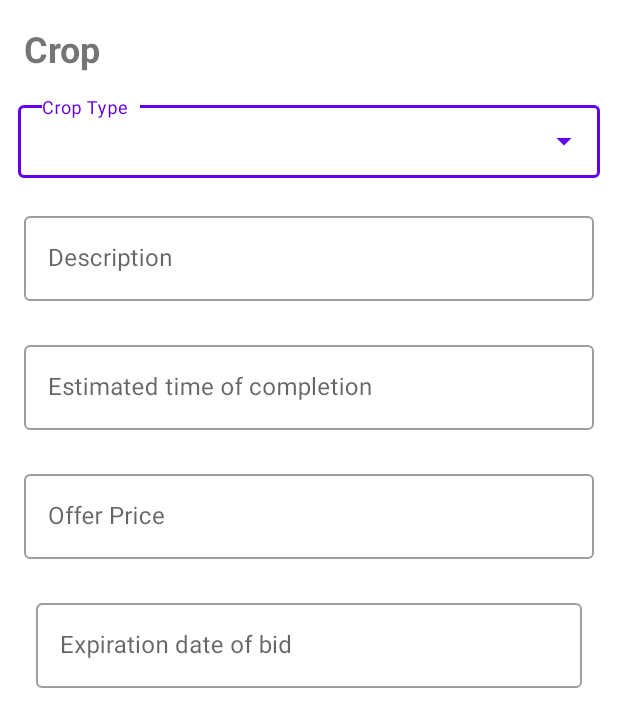
After one commit to Kavya-24/E-Mandi, an Android app: the layout layout_modify_supply.xml on its own in the app's theme, with its tools: preview values and no code run, on a phone screen of 412 x 824 dp. The commit adds this screen. Shown: the top 727 px of the screen. Run offline under Robolectric (Android 15) with nearby library versions, the phone set to English and light mode, and no system bars.

Commit message:
1. Modify stock

```diff
--- /dev/null
+++ b/app/src/main/res/layout/layout_modify_supply.xml
@@ -0,0 +1,117 @@
+<?xml version="1.0" encoding="utf-8"?>
+<ScrollView xmlns:android="http://schemas.android.com/apk/res/android"
+    xmlns:app="http://schemas.android.com/apk/res-auto"
+    android:layout_width="match_parent"
+    android:layout_height="match_parent">
+
+    <androidx.constraintlayout.widget.ConstraintLayout
+        android:layout_width="match_parent"
+        android:layout_height="wrap_content">
+
+        <TextView
+            android:id="@+id/tilWhichCrop"
+            android:layout_width="match_parent"
+            android:layout_height="wrap_content"
+            android:layout_margin="@dimen/space"
+            android:padding="@dimen/space"
+            android:text="@string/crop"
+            android:textSize="24sp"
+            android:textStyle="bold"
+            app:layout_constraintTop_toTopOf="parent" />
+
+        <com.google.android.material.textfield.TextInputLayout
+
+            android:id="@+id/tilCropType"
+            style="@style/styleTIL"
+            android:hint="@string/crop_type"
+            app:layout_constraintStart_toStartOf="parent"
+            app:layout_constraintTop_toBottomOf="@id/tilWhichCrop">
+
+
+            <AutoCompleteTextView
+                android:id="@+id/actv_crop_type"
+                android:layout_width="match_parent"
+                android:layout_height="wrap_content"
+                android:layout_margin="@dimen/space_half"
+                android:inputType="none" />
+
+        </com.google.android.material.textfield.TextInputLayout>
+
+
+        <com.google.android.material.textfield.TextInputLayout
+            android:id="@+id/tilDescription"
+            style="@style/OutlinedTextBox"
+            android:layout_width="match_parent"
+            android:layout_height="wrap_content"
+            app:layout_constraintStart_toStartOf="parent"
+            app:layout_constraintTop_toBottomOf="@id/tilCropType">
+
+            <EditText
+                android:id="@+id/etDescription"
+                android:layout_width="match_parent"
+                android:layout_height="wrap_content"
+                android:focusable="false"
+                android:hint="@string/description"
+                android:maxLines="4" />
+        </com.google.android.material.textfield.TextInputLayout>
+
+        <com.google.android.material.textfield.TextInputLayout
+            android:id="@+id/tilEstDate"
+            style="@style/OutlinedTextBox"
+            android:layout_width="match_parent"
+            android:layout_height="wrap_content"
+            app:layout_constraintStart_toStartOf="parent"
+            app:layout_constraintTop_toBottomOf="@id/tilDescription">
+
+            <EditText
+                android:id="@+id/etEstDate"
+                android:layout_width="match_parent"
+                android:layout_height="wrap_content"
+                android:focusable="false"
+                android:hint="@string/estimated_time_of_completion" />
+        </com.google.android.material.textfield.TextInputLayout>
+
+        <com.google.android.material.textfield.TextInputLayout
+
+            android:id="@+id/tilOfferPrice"
+            style="@style/OutlinedTextBox"
+            android:layout_width="match_parent"
+            android:layout_height="wrap_content"
+            android:layout_margin="@dimen/space"
+            android:hint="@string/offer_price"
+            android:orientation="horizontal"
+            app:endIconMode="none"
+            app:errorEnabled="false"
+            app:layout_constraintStart_toStartOf="parent"
+            app:layout_constraintTop_toBottomOf="@id/tilEstDate">
+
+
+            <EditText
+                android:id="@+id/actv_price"
+                android:layout_width="match_parent"
+                android:layout_height="wrap_content"
+                android:inputType="numberDecimal" />
+
+        </com.google.android.material.textfield.TextInputLayout>
+
+
+        <com.google.android.material.textfield.TextInputLayout
+            android:id="@+id/tilExpDate"
+            style="@style/OutlinedTextBox"
+            android:layout_width="match_parent"
+            android:layout_height="wrap_content"
+            app:layout_constraintStart_toStartOf="parent"
+            app:layout_constraintTop_toBottomOf="@id/tilOfferPrice">
+
+            <EditText
+                android:id="@+id/etExpDate"
+                android:layout_width="match_parent"
+                android:layout_height="wrap_content"
+                android:layout_margin="@dimen/space"
+                android:focusable="false"
+                android:hint="@string/expDate" />
+        </com.google.android.material.textfield.TextInputLayout>
+
+
+    </androidx.constraintlayout.widget.ConstraintLayout>
+</ScrollView>
--- a/app/src/main/res/values-v21/strings.xml
+++ b/app/src/main/res/values-v21/strings.xml
@@ -26,4 +26,6 @@
     <string name="supplyUpdated">Crop updated successfully</string>
     <string name="cancelStock">Cancel crop</string>
     <string name="no">No</string>
+    <string name="description">Description</string>
+    <string name="modifyCrop">Modify crop</string>
 </resources>
--- a/app/src/main/res/values/strings.xml
+++ b/app/src/main/res/values/strings.xml
@@ -129,6 +129,8 @@
     <string name="supplyUpdated">Crop updated successfully</string>
     <string name="cancelStock">Cancel crop</string>
     <string name="no">No</string>
+    <string name="description">Description</string>
+    <string name="modifyCrop">Modify crop</string>
 
 
 </resources>
```
Also changed, not shown: app/src/main/java/com/example/mandiexe/models/body/supply/ModifySupplyBody.kt (+7 -1 lines), app/src/main/java/com/example/mandiexe/ui/supply/MyCropBidDetails.kt (+131 -1 lines), app/src/main/res/layout/add_stock_fragment.xml (+19 -2 lines), app/src/main/res/layout/my_crop_bid_details_fragment.xml (+13 -2 lines), 3 other files.
